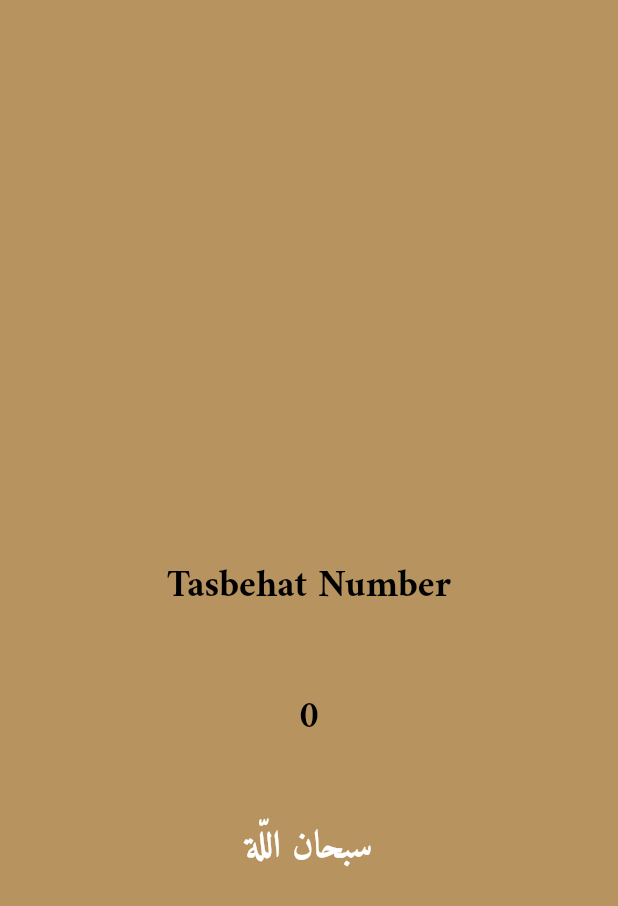
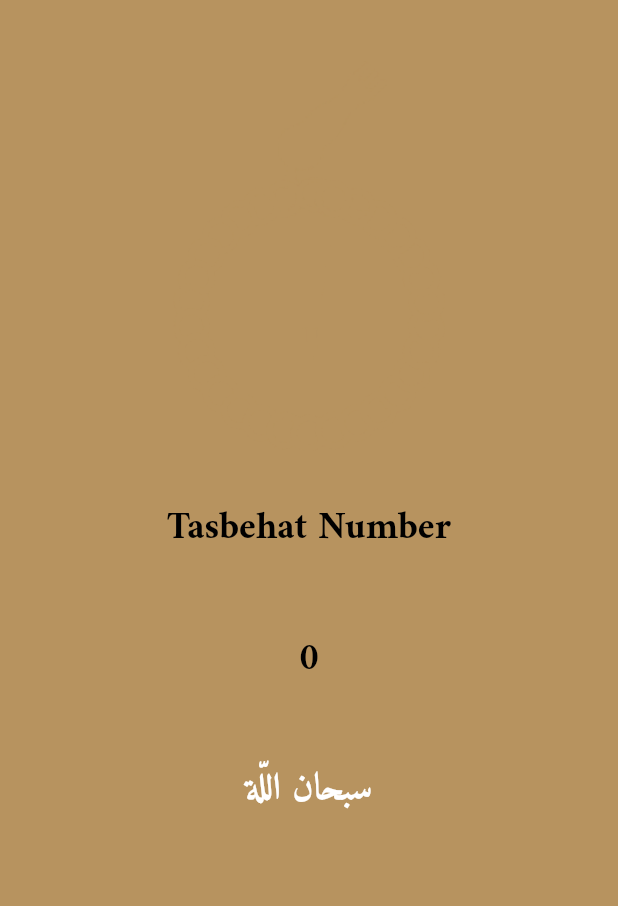
Before and after one commit to mohamedAlaa-CS/islamy, a Flutter app: the SebhaView widget shown alone on an empty page, opened directly, on a phone screen of 412 x 824 dp. Shown: the top 906 px of the screen. Run offline on Flutter 3.47's test engine with Material 2 defaults, Android fonts, the phone set to English and light mode, and no system bars; our stand-ins replace lottie; generated files the repository leaves out were written again.

Commit message:
active sebha

```diff
--- a/lib/moduls/sebha/sebha_view.dart
+++ b/lib/moduls/sebha/sebha_view.dart
@@ -23,17 +23,34 @@ List<String> tasbeh =['سبحان اللّة', 'الحمد للّة', 'اللّ
       child: Column(
         crossAxisAlignment: CrossAxisAlignment.center,
         children: [
-          Image.asset('assets/images/sebha_header_1.png',),
-          Transform.rotate(
-            angle: angle,
-            child: GestureDetector(
-              onTap: (){
-                 angle ++;
-                 print(angle);
-              },
-              child: Image.asset('assets/images/sebha_header_2.png'),
+          Center(
+            child: Padding(
+              padding:  EdgeInsets.only(top: mediaQuriy.height/7),
+              child: Stack(
+                clipBehavior:Clip.none ,
+                children: [
+              Positioned(
+                left: 70,
+                bottom: mediaQuriy.height/5.3,
+                child: Image.asset('assets/images/sebha_header_1.png',)),
+              SizedBox(
+                height: mediaQuriy.height/4.5,
+                child: Transform.rotate(
+                  angle: angle,
+                  child: GestureDetector(
+                    onTap: (){
+                       setState(() {
+                         angle --;
+                       });
+                    },
+                    child: Image.asset('assets/images/sebha_header_2.png'),
+                  ),
+                ),
+              ),
+              ],),
             ),
           ),
+
         const   SizedBox(
             height: 30,
           ),
```
